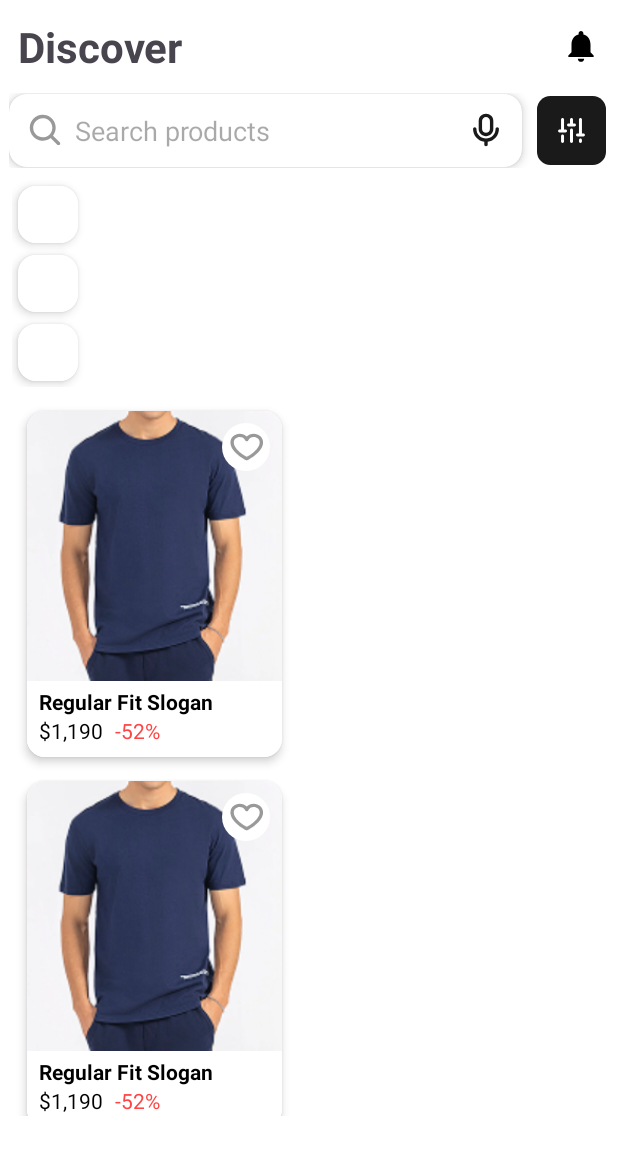
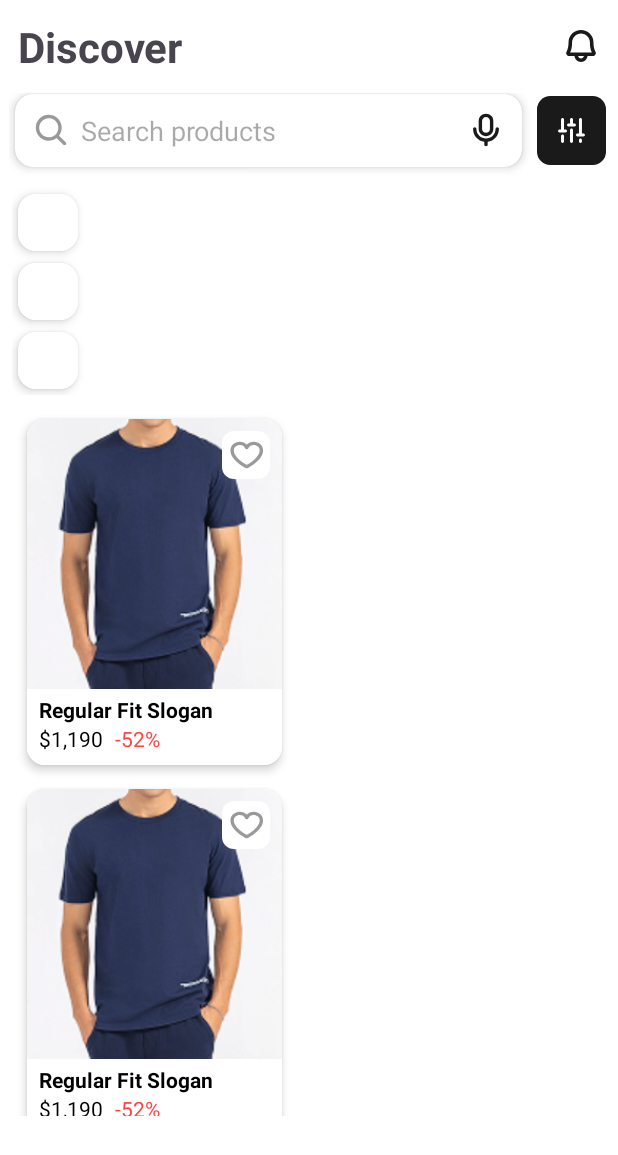
Before and after one commit to dev8811/stylo, an Android app: the layout fragment_home.xml on its own in the app's theme, with its tools: preview values and no code run, on a phone screen of 412 x 824 dp. Shown: the top 1155 px of the screen. Run offline under Robolectric (Android 15) with nearby library versions, the phone set to English and light mode, and no system bars.

```diff
--- a/app/src/main/res/drawable/heart_background.xml
+++ b/app/src/main/res/drawable/heart_background.xml
@@ -1,5 +1,5 @@
 <shape xmlns:android="http://schemas.android.com/apk/res/android">
     <solid android:color="@android:color/white"/>
-    <corners android:radius="16dp"/> <!-- Fixed: 50% is invalid, using dp instead -->
+    <corners android:radius="8dp"/> <!-- Fixed: 50% is invalid, using dp instead -->
     <size android:width="32dp" android:height="32dp"/>
 </shape>
--- /dev/null
+++ b/app/src/main/res/drawable/notification.xml
@@ -0,0 +1,9 @@
+<vector xmlns:android="http://schemas.android.com/apk/res/android"
+    android:width="24dp"
+    android:height="24dp"
+    android:viewportWidth="24"
+    android:viewportHeight="24">
+  <path
+      android:pathData="M21.121,15.556C20.308,14.156 19.875,12.147 19.875,9.75C19.875,7.661 19.046,5.658 17.569,4.182C16.092,2.705 14.089,1.875 12,1.875C9.912,1.875 7.909,2.705 6.432,4.182C4.955,5.658 4.125,7.661 4.125,9.75C4.125,12.148 3.695,14.156 2.881,15.556C2.715,15.841 2.627,16.166 2.626,16.496C2.625,16.826 2.711,17.151 2.875,17.438C3.038,17.724 3.274,17.962 3.56,18.127C3.846,18.292 4.17,18.378 4.5,18.375H7.892C7.985,19.4 8.458,20.354 9.218,21.048C9.979,21.742 10.971,22.127 12,22.127C13.03,22.127 14.022,21.742 14.782,21.048C15.542,20.354 16.015,19.4 16.108,18.375H19.5C19.83,18.377 20.154,18.291 20.439,18.126C20.724,17.962 20.96,17.724 21.123,17.438C21.288,17.151 21.374,16.827 21.374,16.497C21.374,16.166 21.287,15.842 21.121,15.556ZM12,19.875C11.568,19.875 11.149,19.726 10.814,19.452C10.479,19.179 10.249,18.799 10.163,18.375H13.838C13.751,18.799 13.521,19.179 13.186,19.452C12.851,19.726 12.432,19.875 12,19.875ZM5.125,16.125C5.954,14.438 6.375,12.294 6.375,9.75C6.375,8.258 6.968,6.827 8.023,5.773C9.078,4.718 10.508,4.125 12,4.125C13.492,4.125 14.923,4.718 15.978,5.773C17.033,6.827 17.625,8.258 17.625,9.75C17.625,12.293 18.045,14.438 18.875,16.125H5.125Z"
+      android:fillColor="#1A1A1A"/>
+</vector>
--- a/app/src/main/res/layout/fragment_home.xml
+++ b/app/src/main/res/layout/fragment_home.xml
@@ -31,7 +31,7 @@
             android:layout_width="25dp"
             android:layout_height="25dp"
             android:layout_gravity="center_vertical"
-            android:src="@drawable/ic_notifications_black_24dp" />
+            android:src="@drawable/notification" />
     </LinearLayout>
 
     <!-- Search Bar Section -->
@@ -49,6 +49,8 @@
             android:layout_width="0dp"
             android:layout_height="wrap_content"
             android:layout_marginEnd="8dp"
+            android:layout_marginStart="4dp"
+            android:layout_marginBottom="5dp"
             app:cardCornerRadius="12dp"
             app:cardElevation="4dp"
             app:cardBackgroundColor="@android:color/white"
@@ -93,6 +95,7 @@
             android:id="@+id/filter_button"
             android:layout_width="50dp"
             android:layout_height="50dp"
+            android:layout_marginBottom="5dp"
             android:background="?attr/selectableItemBackgroundBorderless"
             android:padding="2dp"
             android:src="@drawable/filterbutton"
--- a/app/src/main/res/layout/item_action_bar.xml
+++ b/app/src/main/res/layout/item_action_bar.xml
@@ -33,6 +33,6 @@
         android:layout_alignParentEnd="true"
         android:layout_centerVertical="true"
         android:layout_marginEnd="16dp"
-        android:src="@drawable/ic_notifications_black_24dp" />
+        android:src="@drawable/notification" />
 
 </RelativeLayout>
--- a/app/src/main/res/layout/item_product_card.xml
+++ b/app/src/main/res/layout/item_product_card.xml
@@ -68,9 +68,19 @@
             android:id="@+id/product_Disscount"
             android:layout_width="match_parent"
             android:layout_height="wrap_content"
-            android:paddingStart="8dp"
+            android:layout_marginStart="8dp"
             android:paddingBottom="8dp"
             android:text="-52%"
+            android:textColor="@android:color/holo_red_light"
+            android:textSize="14sp"/>
+        <TextView
+            android:id="@+id/productStockStatus"
+            android:layout_width="match_parent"
+            android:layout_height="wrap_content"
+            android:layout_marginStart="8dp"
+            android:layout_marginEnd="4dp"
+            android:paddingBottom="8dp"
+            android:text=""
             android:textColor="@android:color/holo_red_light"
             android:textSize="14sp"/>
 
--- a/app/src/main/res/layout/item_product_image.xml
+++ b/app/src/main/res/layout/item_product_image.xml
@@ -7,7 +7,7 @@
         android:id="@+id/productImageView"
         android:layout_width="match_parent"
         android:layout_height="match_parent"
-        android:scaleType="fitCenter"
+        android:scaleType="fitXY"
         android:background="@color/white" />
 
 </FrameLayout>
--- a/app/src/main/res/values/colors.xml
+++ b/app/src/main/res/values/colors.xml
@@ -5,5 +5,6 @@
     <color name="gray">#666666</color>
     <color name="blue">#1877F2</color>
     <color name="red">#FF0000</color>
+    <color name="green">#08FF00</color>
 
 </resources>
```
Also changed, not shown: app/src/main/java/com/Stylo/stylo/LoginActivity.kt (+35 -30 lines), app/src/main/java/com/Stylo/stylo/RetrofitApi/Product.kt (+24 -30 lines), app/src/main/java/com/Stylo/stylo/RetrofitApi/Respone.kt (+9 -3 lines), app/src/main/java/com/Stylo/stylo/adapter/ProductAdapter.kt (+20 -8 lines), app/src/main/java/com/Stylo/stylo/ui/home/Product_detail_Activity.kt (+25 -48 lines), app/src/main/res/drawable/cart.xml (+2 -2 lines), app/src/main/res/layout/activity_product_detail.xml (+11 -9 lines).
